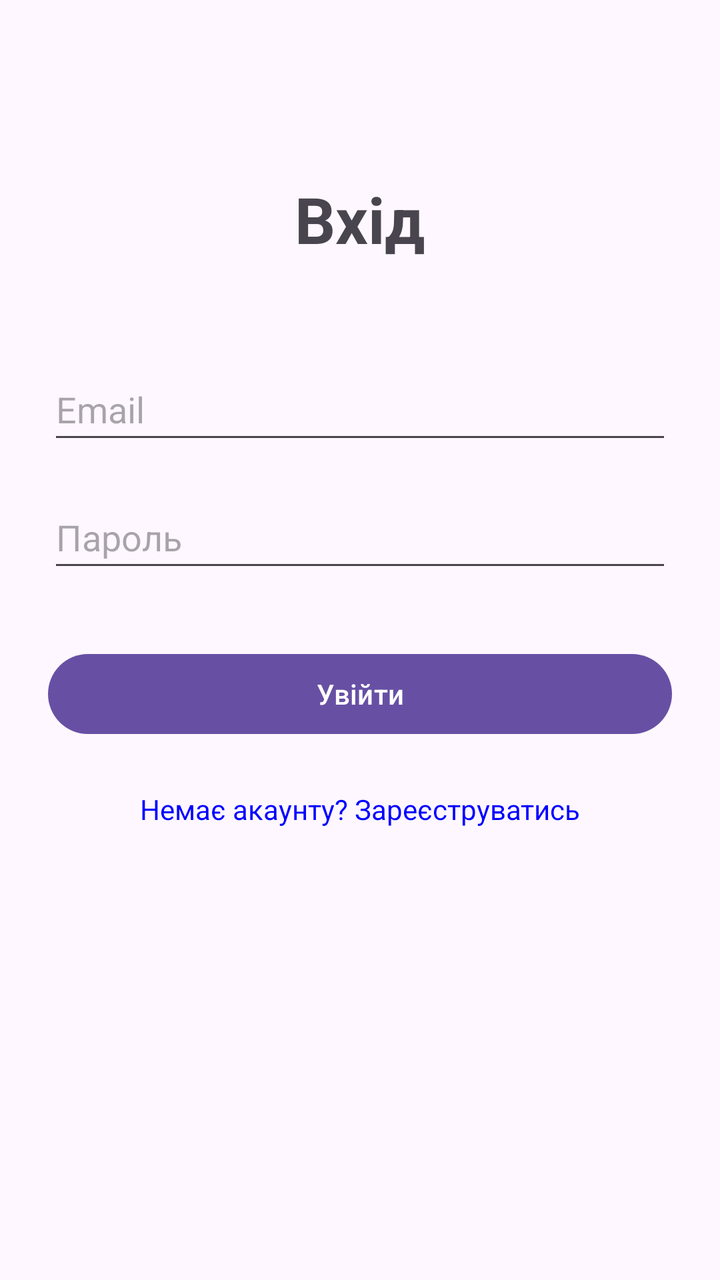
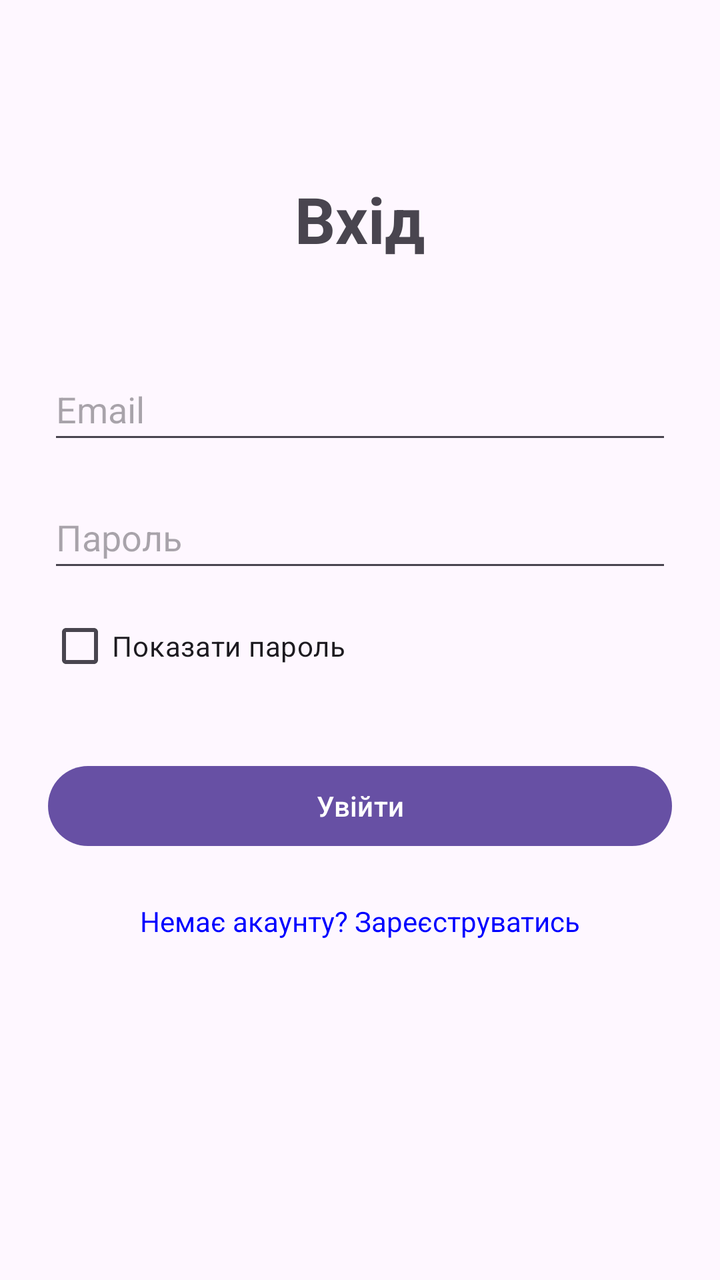

Screens rendered from an Android XML layout before and after an edit, with the pre-edit source and the edit as a unified diff.
<!-- AndroidManifest.xml: application theme Theme.MyFinance -->
<!-- res/layout/activity_login.xml -->
<?xml version="1.0" encoding="utf-8"?>
<androidx.constraintlayout.widget.ConstraintLayout xmlns:android="http://schemas.android.com/apk/res/android"
    xmlns:app="http://schemas.android.com/apk/res-auto"
    xmlns:tools="http://schemas.android.com/tools"
    android:padding="24dp"
    android:layout_width="match_parent"
    android:layout_height="match_parent"
    tools:context=".LoginActivity">

    <TextView
        android:id="@+id/tvTitle"
        android:layout_width="wrap_content"
        android:layout_height="wrap_content"
        android:text="Вхід"
        android:textSize="32sp"
        android:textStyle="bold"
        android:layout_marginTop="64dp"
        app:layout_constraintEnd_toEndOf="parent"
        app:layout_constraintStart_toStartOf="parent"
        app:layout_constraintTop_toTopOf="parent" />

    <EditText
        android:id="@+id/etEmail"
        android:layout_width="0dp"
        android:layout_height="wrap_content"
        android:layout_marginTop="48dp"
        android:hint="Email"
        android:inputType="textEmailAddress"
        android:minHeight="48dp"
        app:layout_constraintEnd_toEndOf="parent"
        app:layout_constraintStart_toStartOf="parent"
        app:layout_constraintTop_toBottomOf="@+id/tvTitle" />

    <EditText
        android:id="@+id/etPassword"
        android:layout_width="0dp"
        android:layout_height="wrap_content"
        android:layout_marginTop="16dp"
        android:hint="Пароль"
        android:inputType="textPassword"
        android:minHeight="48dp"
        app:layout_constraintEnd_toEndOf="parent"
        app:layout_constraintStart_toStartOf="parent"
        app:layout_constraintTop_toBottomOf="@+id/etEmail" />

    <Button
        android:id="@+id/btnLogin"
        android:layout_width="0dp"
        android:layout_height="wrap_content"
        android:layout_marginTop="32dp"
        android:text="Увійти"
        app:layout_constraintEnd_toEndOf="parent"
        app:layout_constraintStart_toStartOf="parent"
        app:layout_constraintTop_toBottomOf="@+id/etPassword" />

    <TextView
        android:id="@+id/tvGoToRegister"
        android:layout_width="wrap_content"
        android:layout_height="wrap_content"
        android:layout_marginTop="16dp"
        android:text="Немає акаунту? Зареєструватись"
        android:textColor="#0000FF"
        android:padding="8dp"
        app:layout_constraintEnd_toEndOf="parent"
        app:layout_constraintStart_toStartOf="parent"
        app:layout_constraintTop_toBottomOf="@+id/btnLogin" />

    <ProgressBar
        android:id="@+id/progressBar"
        android:layout_width="wrap_content"
        android:layout_height="wrap_content"
        android:visibility="gone"
        app:layout_constraintBottom_toBottomOf="parent"
        app:layout_constraintEnd_toEndOf="parent"
        app:layout_constraintStart_toStartOf="parent"
        app:layout_constraintTop_toTopOf="parent" />

</androidx.constraintlayout.widget.ConstraintLayout>
<!-- resources referenced by this layout -->
<resources>
  <style name="Theme.MyFinance" parent="Base.Theme.MyFinance" />
  <style name="Base.Theme.MyFinance" parent="Theme.Material3.DayNight.NoActionBar">
          
          
      </style>
</resources>

<!-- the commit's change to res/layout/activity_login.xml (unified diff, before → after) -->
@@ -41,7 +41,16 @@
         android:minHeight="48dp"
         app:layout_constraintEnd_toEndOf="parent"
         app:layout_constraintStart_toStartOf="parent"
-        app:layout_constraintTop_toBottomOf="@+id/etEmail" />
+        app:layout_constraintTop_toBottomOf="@+id/etEmail" /> 
+
+    <CheckBox
+        android:id="@+id/cbShowPassword"
+        android:layout_width="wrap_content"
+        android:layout_height="wrap_content"
+        android:layout_marginTop="8dp"
+        android:text="Показати пароль"
+        app:layout_constraintStart_toStartOf="parent"
+        app:layout_constraintTop_toBottomOf="@+id/etPassword" />
 
     <Button
         android:id="@+id/btnLogin"
@@ -51,7 +60,7 @@
         android:text="Увійти"
         app:layout_constraintEnd_toEndOf="parent"
         app:layout_constraintStart_toStartOf="parent"
-        app:layout_constraintTop_toBottomOf="@+id/etPassword" />
+        app:layout_constraintTop_toBottomOf="@+id/cbShowPassword" />
 
     <TextView
         android:id="@+id/tvGoToRegister"
